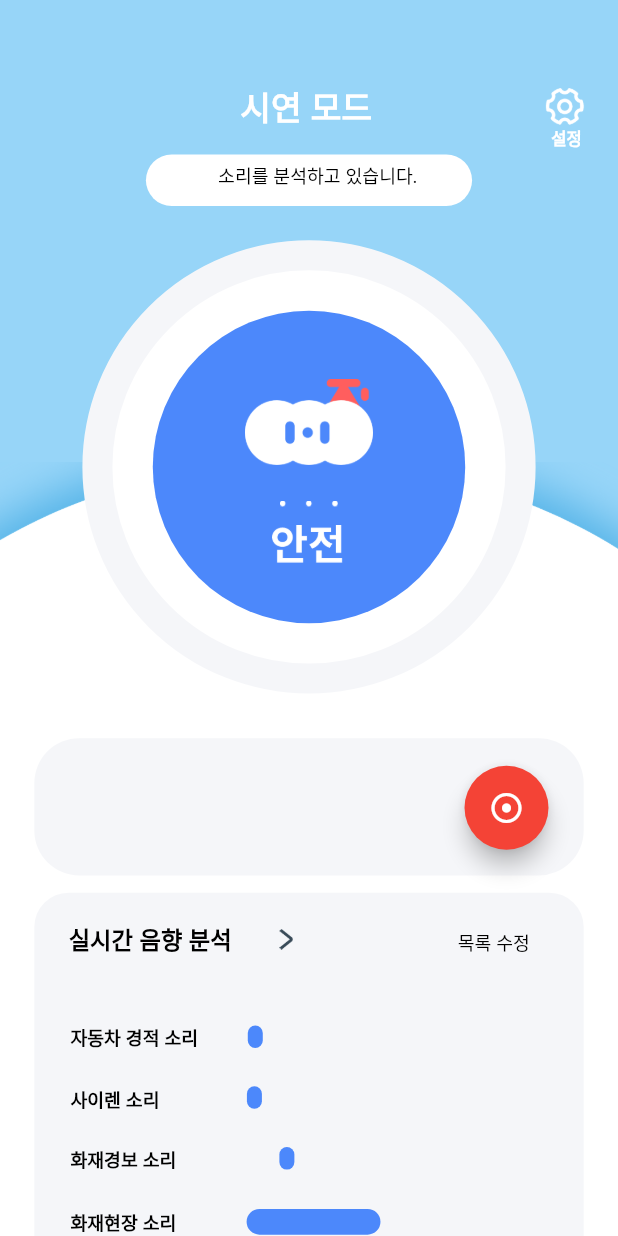
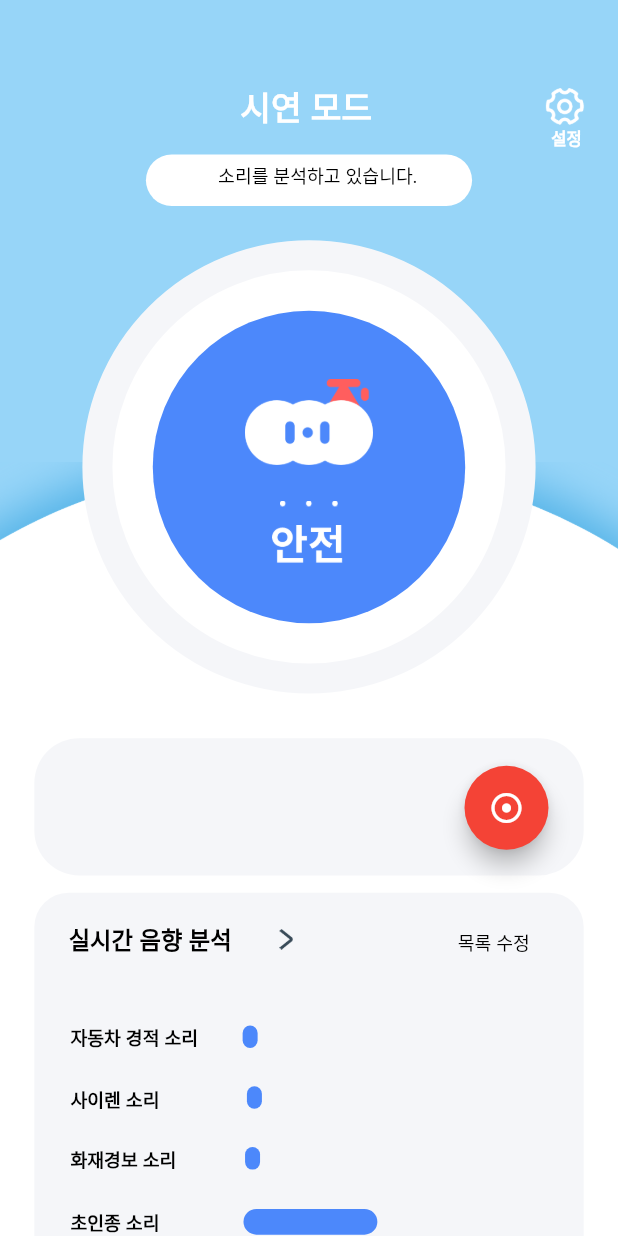
Before and after one commit to LEEJEONGMIN07/duksomnia, a Flutter app: the screen it shows after launch, after a tap on the "mic" icon, on a phone screen of 412 x 824 dp. Run offline on Flutter 3.47's test engine with Material 2 defaults, Android fonts, the light colour scheme and no system bars; our stand-ins replace avatar_glow, flutter_local_notifications, google_fonts, permission_handler, shared_preferences and 2 more; missing offline and left inert: dart:ffi, noise_meter, tflite_audio.

Commit message:
디테일 변경

```diff
--- a/lib/main.dart
+++ b/lib/main.dart
@@ -110,12 +110,7 @@ class _MainState extends State<Main> {
       outputRawScores: false,
     );
     TfliteAudio.setSpectrogramParameters(nMFCC: 40, hopLength: 16384);
-    //현진추가부분
 
-    //_initializeNoiseMeter();
-
-    // STT 확인 위해 임시 주석처리, 이 부분은 조건문 내로 옮겨야 함. 변수 선언에 있을 내용이 아님
-    //_initializeLocalNotifications();
     _requestMicrophonePermission();
     FlutterLocalNotification.init();
     // 3초 후 알림 권한 요청
@@ -124,7 +119,11 @@ class _MainState extends State<Main> {
     // 이하: 연우. 알림 기능 연동 위해 추가
     service = LocalNotificationService();
     service.initialize();
+
+
   }
+
+
 
 //현진 부분
   Future<void> _requestMicrophonePermission() async {
@@ -321,7 +320,7 @@ Widget labelListWidget(List<String>? labelList, [String? result]) {
 
             //결과 출력
 
-            if (labels == result && result != '0 배경 소음'&& MyGlobals.dd >= 60 && MyGlobals.rec == true) {
+            if (labels == result && result != '0 배경 소음'&& MyGlobals.dd >= 50 && MyGlobals.rec == true) {
               MyGlobals.mode = 2;
 
               Vibration.vibrate(pattern: [50]);
@@ -334,7 +333,7 @@ Widget labelListWidget(List<String>? labelList, [String? result]) {
                   crossAxisAlignment: CrossAxisAlignment.start,
                   children: [
                     Text(
-                      labels.toString() + '가 인식되었습니다.',
+                      labels.toString() + '소리가 인식되었습니다.',
                       textAlign: TextAlign.start,
                       style: const TextStyle(
                         fontSize: 14,
--- a/lib/safe-mode.dart
+++ b/lib/safe-mode.dart
@@ -37,6 +37,10 @@ class _safemodeState extends State<safemode> {
   String icon = 'assets/page-1/images/frame-EHF.png';
   String smile = 'assets/page-1/images/frame-EHF.png';
   String angry = 'assets/page-1/images/frame.png';
+
+  String title = 'assets/page-1/images/-qHj.png';
+  String safe = 'assets/page-1/images/-qHj.png';
+  String emer = 'assets/page-1/images/-evd.png';
   //circle change 캐릭터 들어있는 원
   var character = Color(0xff4c88fb);
   var _blue_c = Color(0xff4c88fb);
@@ -80,12 +84,14 @@ class _safemodeState extends State<safemode> {
       character = _red_c;
       backgrond = _red_b;
       ground = red_g;
+      title = emer;
       // 추가적인 UI 업데이트 코드...
     } else {
       icon = smile;
       character = _blue_c;
       backgrond = _blue_b;
       ground = blue_g;
+      title = safe;
       // 추가적인 UI 업데이트 코드...
     }
 
@@ -199,7 +205,7 @@ class _safemodeState extends State<safemode> {
                 height: 21.84 * fem,
                 child: Image.asset(
                   //안전 텍스트
-                  'assets/page-1/images/-qHj.png',
+                  title,
                   width: 41.04 * fem,
                   height: 21.84 * fem,
                 ),
@@ -492,7 +498,7 @@ class _safemodeState extends State<safemode> {
                         Container(
                           // 3cu (241:431)
                           margin: EdgeInsets.fromLTRB(
-                              0 * fem, 0 * fem, 26 * fem, 0 * fem),
+                              0 * fem, 0 * fem, 23 * fem, 0 * fem),
                           child: Text(
                             '자동차 경적 소리 ',
                             style: SafeGoogleFont(
@@ -580,7 +586,7 @@ class _safemodeState extends State<safemode> {
                         Container(
                           // cxq (241:439)
                           margin: EdgeInsets.fromLTRB(
-                              0 * fem, 0 * fem, 60 * fem, 0 * fem),
+                              0 * fem, 0 * fem, 40 * fem, 0 * fem),
                           child: Text(
                             '화재경보 소리',
                             style: SafeGoogleFont(
@@ -624,9 +630,9 @@ class _safemodeState extends State<safemode> {
                         Container(
                           // PcD (241:437)
                           margin: EdgeInsets.fromLTRB(
-                              0 * fem, 1 * fem, 38 * fem, 0 * fem),
+                              0 * fem, 1 * fem, 46 * fem, 0 * fem),
                           child: Text(
-                            '화재현장 소리 ',
+                            '초인종 소리 ',
                             style: SafeGoogleFont(
                               'Nunito',
                               fontSize: 11 * ffem,
@@ -661,7 +667,7 @@ class _safemodeState extends State<safemode> {
                         Container(
                           // kr5 (241:435)
                           margin: EdgeInsets.fromLTRB(
-                              0 * fem, 1 * fem, 40 * fem, 0 * fem),
+                              0 * fem, 1 * fem, 38 * fem, 0 * fem),
                           child: Text(
                             '응급의료 소리',
                             style: SafeGoogleFont(
@@ -735,9 +741,9 @@ class _safemodeState extends State<safemode> {
                         Container(
                           // WMP (241:434)
                           margin: EdgeInsets.fromLTRB(
-                              0 * fem, 1 * fem, 44 * fem, 0 * fem),
+                              0 * fem, 1 * fem, 34 * fem, 0 * fem),
                           child: Text(
-                            '초인종 소리 ',
+                            '화재현장 소리 ',
                             style: SafeGoogleFont(
                               'Nunito',
                               fontSize: 11 * ffem,
```
